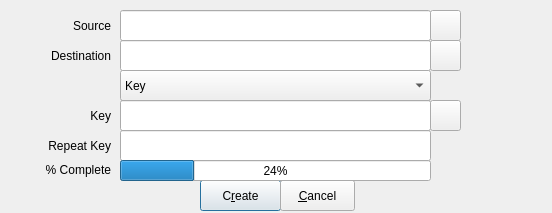
This is zuluCrypt-gui/cryptfiles.ui in mhogomchungu/zuluCrypt as Qt 5 draws it before an edit. The edited form follows.
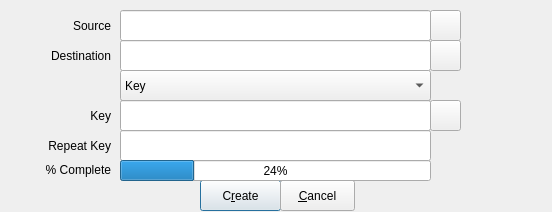
This is the edited form.

```diff
--- a/zuluCrypt-gui/cryptfiles.ui
+++ b/zuluCrypt-gui/cryptfiles.ui
@@ -10,7 +10,7 @@
     <x>0</x>
     <y>0</y>
     <width>552</width>
-    <height>213</height>
+    <height>212</height>
    </rect>
   </property>
   <property name="windowTitle">
```
